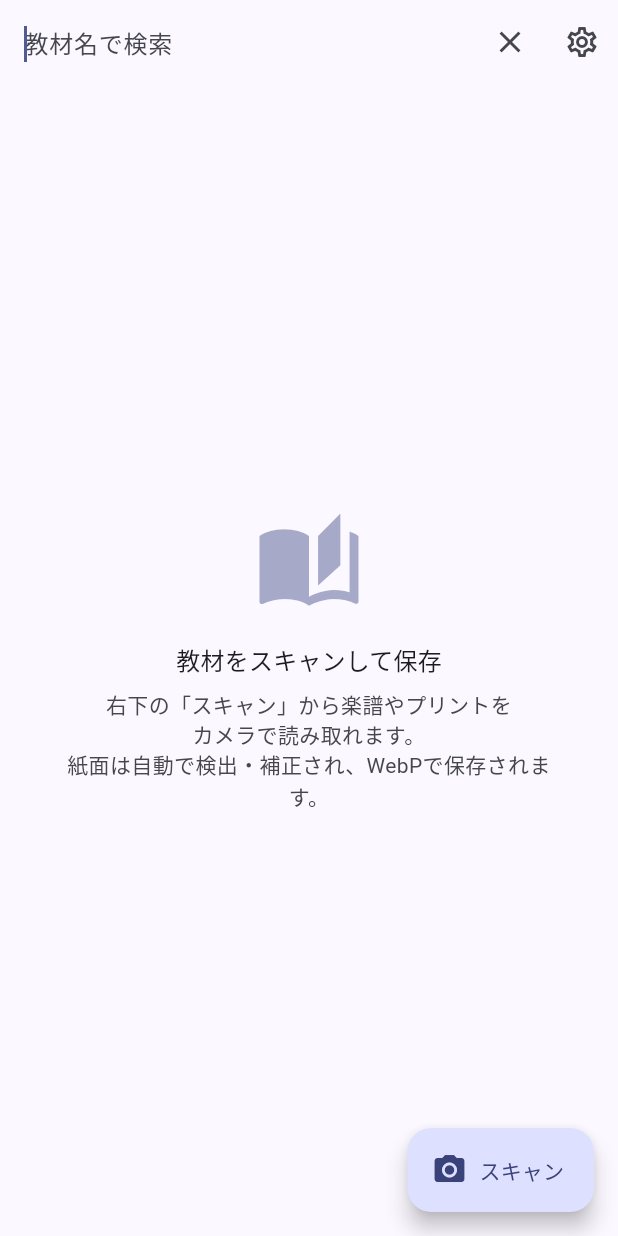
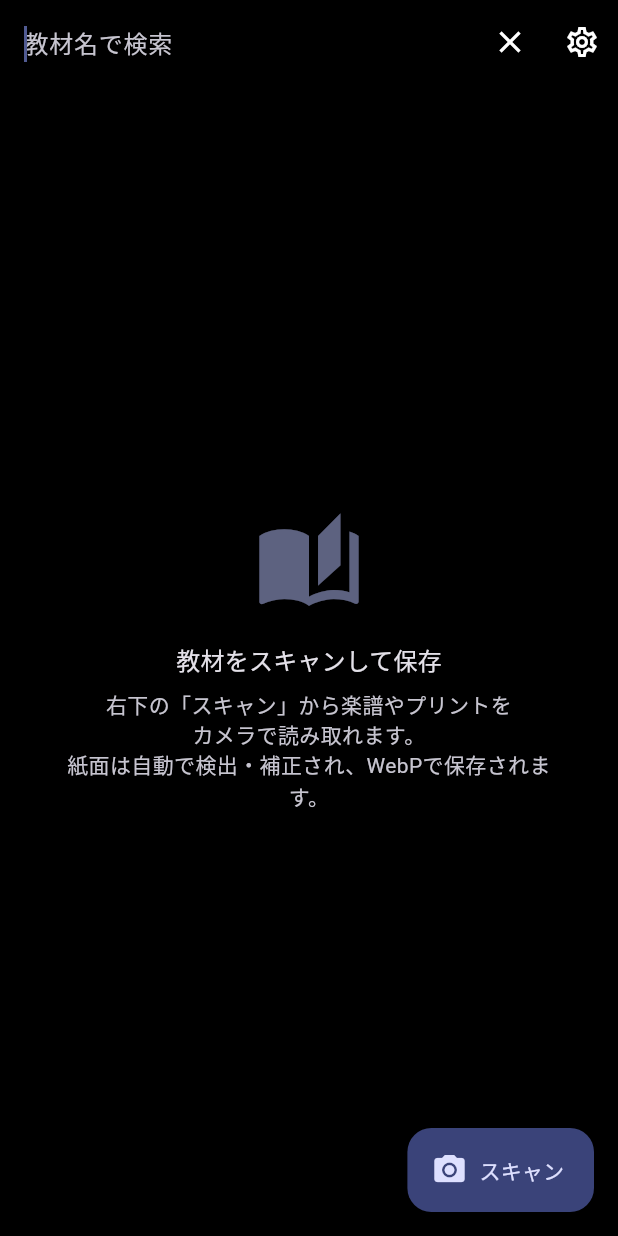
Before and after one commit to kjranyone/futoji, a Flutter app: the screen it shows after launch, after a tap on the "search" icon, on a phone screen of 412 x 824 dp. Run offline on Flutter 3.47's test engine with Material 3 defaults, Android fonts, the phone set to English and light mode, and no system bars; our stand-ins replace camera, file_picker, flutter_image_compress, hive_ce, hive_ce_flutter and 4 more; missing offline and left inert: dart:ffi; accounts and stored records are empty.

Commit message:
ブック一覧のタイトルを「全てのブック」に、ブック一覧・ページ一覧を黒背景に
- ビューアの黒と揃えるため、ブック一覧とページ一覧に暗い配色のテーマ (lib/theme.dart の
  buildBrowseTheme) を適用。画面の外側に置き、そこから開くメニュー・ダイアログも暗い配色にする
- テーマ定義を main.dart から lib/theme.dart に分ける

Co-Authored-By: Claude Opus 5.5 <noreply@anthropic.com>

```diff
--- a/lib/main.dart
+++ b/lib/main.dart
@@ -1,11 +1,11 @@
 import 'dart:async';
 
-import 'package:flutter/cupertino.dart' show CupertinoPageTransitionsBuilder;
 import 'package:flutter/material.dart';
 import 'package:provider/provider.dart';
 
 import 'licenses.dart';
 import 'screens/home_screen.dart';
+import 'theme.dart';
 import 'services/db_service.dart';
 import 'services/self_test.dart';
 import 'services/storage.dart';
@@ -42,24 +42,3 @@ class MusicBookApp extends StatelessWidget {
     );
   }
 }
-
-/// アプリのテーマ (テストからも使う)。
-ThemeData buildAppTheme() => ThemeData(
-      colorScheme: ColorScheme.fromSeed(
-        seedColor: const Color(0xFF3B4A9F), // 楽譜・インクを想起させる深い藍色
-      ),
-      useMaterial3: true,
-      // 全プラットフォームで iOS と同じ遷移にし、画面の左端からのスワイプで戻れるようにする
-      // (Android の 3 ボタンナビゲーションでも使える)。
-      pageTransitionsTheme: const PageTransitionsTheme(
-        builders: <TargetPlatform, PageTransitionsBuilder>{
-          TargetPlatform.android: CupertinoPageTransitionsBuilder(),
-          TargetPlatform.iOS: CupertinoPageTransitionsBuilder(),
-        },
-      ),
-      fontFamilyFallback: const <String>[
-        'Hiragino Sans',
-        'Noto Sans JP',
-        'Meiryo',
-      ],
-    );
--- a/lib/screens/home_screen.dart
+++ b/lib/screens/home_screen.dart
@@ -10,17 +10,28 @@ import '../screens/settings_screen.dart';
 import '../services/db_service.dart';
 import '../services/search.dart';
 import '../state/app_state.dart';
+import '../theme.dart';
 import '../utils.dart';
 import '../widgets/dialogs.dart';
 
-class HomeScreen extends StatefulWidget {
+/// ブック一覧。ブック一覧・ページ一覧・ビューアは黒背景で揃える。
+/// テーマは画面の外側に置く (内側だと、ここから開くダイアログやメニューに届かない)。
+class HomeScreen extends StatelessWidget {
   const HomeScreen({super.key});
 
   @override
-  State<HomeScreen> createState() => _HomeScreenState();
+  Widget build(BuildContext context) =>
+      Theme(data: buildBrowseTheme(), child: const _HomeView());
 }
 
-class _HomeScreenState extends State<HomeScreen> {
+class _HomeView extends StatefulWidget {
+  const _HomeView();
+
+  @override
+  State<_HomeView> createState() => _HomeScreenState();
+}
+
+class _HomeScreenState extends State<_HomeView> {
   bool _searching = false;
   String _query = '';
   final TextEditingController _searchController = TextEditingController();
@@ -56,7 +67,7 @@ class _HomeScreenState extends State<HomeScreen> {
                 ),
                 onChanged: (v) => setState(() => _query = v),
               )
-            : const Text('MusicBook',
+            : const Text('全てのブック',
                 style: TextStyle(fontWeight: FontWeight.w700)),
         centerTitle: false,
         actions: <Widget>[
--- /dev/null
+++ b/lib/theme.dart
@@ -0,0 +1,43 @@
+import 'package:flutter/cupertino.dart' show CupertinoPageTransitionsBuilder;
+import 'package:flutter/material.dart';
+
+/// 楽譜・インクを想起させる深い藍色
+const Color _seed = Color(0xFF3B4A9F);
+
+const PageTransitionsTheme _transitions = PageTransitionsTheme(
+  // 全プラットフォームで iOS と同じ遷移にし、画面の左端からのスワイプで戻れるようにする
+  // (Android の 3 ボタンナビゲーションでも使える)。
+  builders: <TargetPlatform, PageTransitionsBuilder>{
+    TargetPlatform.android: CupertinoPageTransitionsBuilder(),
+    TargetPlatform.iOS: CupertinoPageTransitionsBuilder(),
+  },
+);
+
+const List<String> _fonts = <String>['Hiragino Sans', 'Noto Sans JP', 'Meiryo'];
+
+/// アプリのテーマ (テストからも使う)。
+ThemeData buildAppTheme() => ThemeData(
+      colorScheme: ColorScheme.fromSeed(seedColor: _seed),
+      useMaterial3: true,
+      pageTransitionsTheme: _transitions,
+      fontFamilyFallback: _fonts,
+    );
+
+/// ブック一覧・ページ一覧の黒背景テーマ (ビューアの黒と揃える)。
+/// ここから開くダイアログやメニューも同じ暗い配色になる。
+ThemeData buildBrowseTheme() {
+  final scheme = ColorScheme.fromSeed(seedColor: _seed, brightness: Brightness.dark)
+      .copyWith(surface: Colors.black);
+  return ThemeData(
+    colorScheme: scheme,
+    useMaterial3: true,
+    scaffoldBackgroundColor: Colors.black,
+    appBarTheme: const AppBarTheme(
+      backgroundColor: Colors.black,
+      foregroundColor: Colors.white,
+      surfaceTintColor: Colors.transparent,
+    ),
+    pageTransitionsTheme: _transitions,
+    fontFamilyFallback: _fonts,
+  );
+}
```
Also changed, not shown: lib/screens/document_screen.dart (+16 -3 lines), 2 other files.
